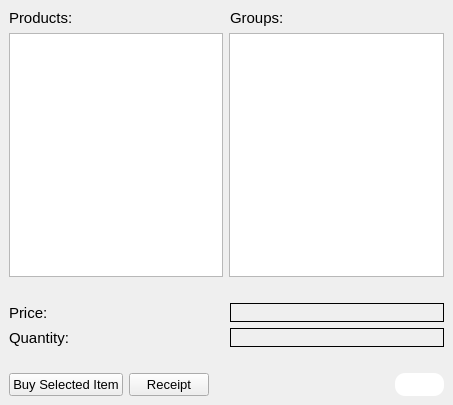
The window that Store/customer.ui (SamanOmidi/GroceryStore) describes before a commit, drawn with Qt 5.
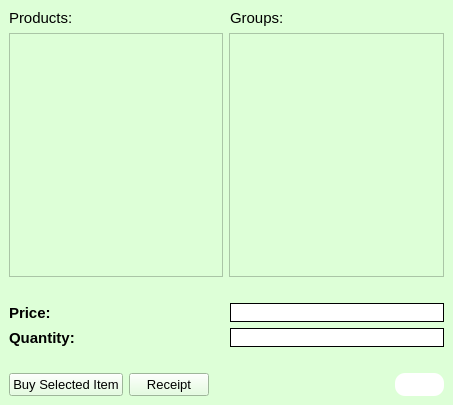
The same window after the commit. Icons and pictures are not drawn.

```diff
--- a/Store/customer.ui
+++ b/Store/customer.ui
@@ -13,6 +13,9 @@
   <property name="windowTitle">
    <string>SmN Store</string>
   </property>
+  <property name="styleSheet">
+   <string notr="true">background-color:rgb(221, 255, 215);</string>
+  </property>
   <widget class="QWidget" name="centralwidget">
    <layout class="QVBoxLayout" name="verticalLayout_3">
     <item>
@@ -50,7 +53,11 @@
         <item>
          <layout class="QHBoxLayout" name="horizontalLayout_2">
           <item>
-           <widget class="QListWidget" name="productlist"/>
+           <widget class="QListWidget" name="productlist">
+            <property name="styleSheet">
+             <string notr="true"/>
+            </property>
+           </widget>
           </item>
           <item>
            <widget class="QListWidget" name="grouplist"/>
@@ -89,8 +96,13 @@
           <property name="font">
            <font>
             <pointsize>11</pointsize>
+            <weight>75</weight>
+            <bold>true</bold>
            </font>
           </property>
+          <property name="styleSheet">
+           <string notr="true"/>
+          </property>
           <property name="text">
            <string>Price:</string>
           </property>
@@ -101,8 +113,13 @@
           <property name="font">
            <font>
             <pointsize>11</pointsize>
+            <weight>75</weight>
+            <bold>true</bold>
            </font>
           </property>
+          <property name="styleSheet">
+           <string notr="true"/>
+          </property>
           <property name="text">
            <string>Quantity:</string>
           </property>
@@ -119,6 +136,9 @@
             <pointsize>11</pointsize>
            </font>
           </property>
+          <property name="styleSheet">
+           <string notr="true">background-color:white;</string>
+          </property>
           <property name="frameShape">
            <enum>QFrame::Box</enum>
           </property>
@@ -134,6 +154,9 @@
             <pointsize>11</pointsize>
            </font>
           </property>
+          <property name="styleSheet">
+           <string notr="true">background-color:white;</string>
+          </property>
           <property name="frameShape">
            <enum>QFrame::Box</enum>
           </property>
```
